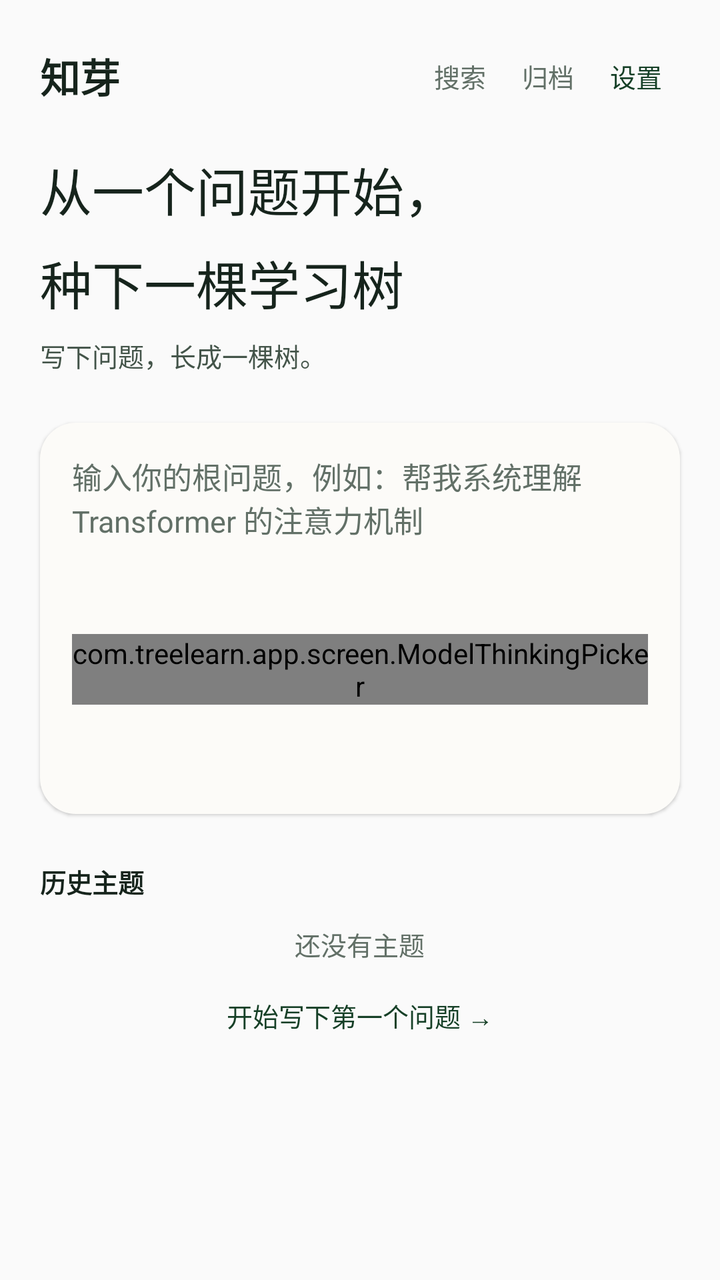
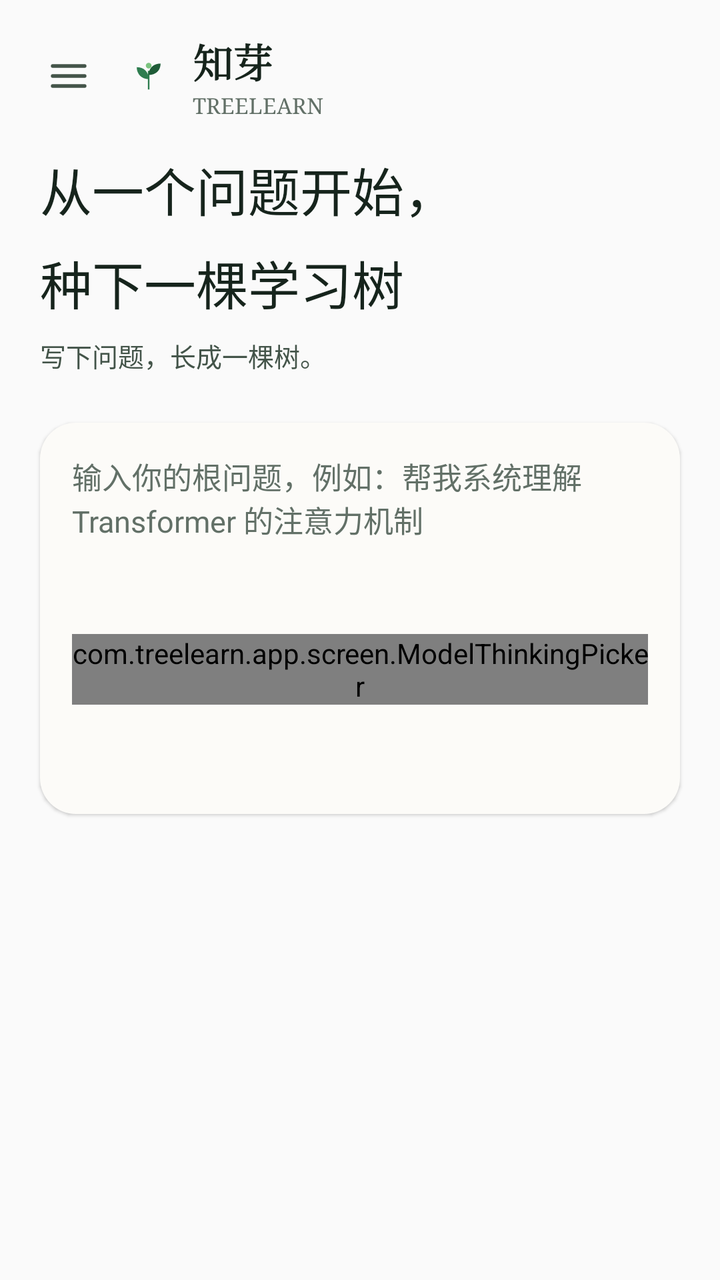

Compare the two renders of this Android layout. The source of the first and the diff that turns it into the second are given below.
<!-- AndroidManifest.xml: application theme Theme.TreeLearn -->
<!-- res/layout/screen_home_body.xml -->
<?xml version="1.0" encoding="utf-8"?>
<LinearLayout xmlns:android="http://schemas.android.com/apk/res/android"
    android:id="@+id/home_content"
        android:layout_width="match_parent"
        android:layout_height="wrap_content"
        android:orientation="vertical"
        android:paddingBottom="@dimen/space_s8">

        
        <LinearLayout
            android:id="@+id/home_appbar"
            android:layout_width="match_parent"
            android:layout_height="wrap_content"
            android:gravity="center_vertical"
            android:orientation="horizontal"
            android:paddingStart="@dimen/page_gutter"
            android:paddingTop="@dimen/space_s4"
            android:paddingEnd="@dimen/page_gutter">

            <TextView
                android:id="@+id/home_brand"
                android:layout_width="0dp"
                android:layout_height="wrap_content"
                android:layout_weight="1"
                android:text="@string/app_name"
                android:textColor="@color/tl_ink"
                android:textSize="@dimen/text_h1"
                android:textStyle="bold" />

            <Button
                android:id="@+id/home_search"
                android:layout_width="wrap_content"
                android:layout_height="@dimen/touch_min"
                android:background="?android:attr/selectableItemBackgroundBorderless"
                android:minWidth="@dimen/touch_min"
                android:text="@string/action_search"
                android:textColor="@color/tl_ink3"
                android:textSize="@dimen/text_sm" />

            <Button
                android:id="@+id/home_archived"
                android:layout_width="wrap_content"
                android:layout_height="@dimen/touch_min"
                android:background="?android:attr/selectableItemBackgroundBorderless"
                android:minWidth="@dimen/touch_min"
                android:text="@string/action_archived"
                android:textColor="@color/tl_ink3"
                android:textSize="@dimen/text_sm" />

            <Button
                android:id="@+id/home_settings"
                android:layout_width="wrap_content"
                android:layout_height="@dimen/touch_min"
                android:background="?android:attr/selectableItemBackgroundBorderless"
                android:minWidth="@dimen/touch_min"
                android:text="@string/action_settings"
                android:textColor="@color/tl_green_deep"
                android:textSize="@dimen/text_sm" />
        </LinearLayout>

        
        <LinearLayout
            android:id="@+id/home_hero"
            android:layout_width="match_parent"
            android:layout_height="wrap_content"
            android:orientation="vertical"
            android:paddingStart="@dimen/page_gutter"
            android:paddingTop="@dimen/space_s4"
            android:paddingEnd="@dimen/page_gutter"
            android:paddingBottom="@dimen/space_s6">

            <TextView
                android:id="@+id/home_hero_title"
                android:layout_width="match_parent"
                android:layout_height="wrap_content"
                android:lineSpacingMultiplier="1.25"
                android:text="@string/home_hero_title"
                android:textColor="@color/tl_ink"
                android:textSize="@dimen/text_display" />

            <TextView
                android:id="@+id/home_hero_sub"
                android:layout_width="match_parent"
                android:layout_height="wrap_content"
                android:layout_marginTop="@dimen/space_s2"
                android:text="@string/home_hero_sub"
                android:textColor="@color/tl_ink2"
                android:textSize="@dimen/text_sm" />
        </LinearLayout>

        
        <LinearLayout
            android:id="@+id/home_composer"
            android:layout_width="match_parent"
            android:layout_height="wrap_content"
            android:layout_marginStart="@dimen/page_gutter"
            android:layout_marginEnd="@dimen/page_gutter"
            android:background="@drawable/bg_card"
            android:elevation="@dimen/card_elevation"
            android:orientation="vertical"
            android:padding="@dimen/space_s4">

            <EditText
                android:id="@+id/home_draft"
                android:layout_width="match_parent"
                android:layout_height="wrap_content"
                android:background="@null"
                android:hint="@string/home_draft_hint"
                android:imeOptions="actionSend"
                android:inputType="textMultiLine|textCapSentences"
                android:minLines="2"
                android:textColor="@color/tl_ink"
                android:textColorHint="@color/tl_ink3"
                android:textSize="@dimen/text_body" />

            <LinearLayout
                android:layout_width="match_parent"
                android:layout_height="wrap_content"
                android:layout_marginTop="@dimen/space_s2"
                android:gravity="center_vertical"
                android:orientation="horizontal">

                <com.treelearn.app.screen.ModelThinkingPicker
                    android:id="@+id/home_model_chip"
                    android:layout_width="wrap_content"
                    android:layout_height="wrap_content" />

                <TextView
                    android:id="@+id/home_key_hint"
                    android:layout_width="wrap_content"
                    android:layout_height="wrap_content"
                    android:layout_marginStart="@dimen/space_s2"
                    android:background="@drawable/bg_pill"
                    android:backgroundTint="@color/tl_amber_soft"
                    android:clickable="true"
                    android:focusable="true"
                    android:paddingStart="@dimen/space_s3"
                    android:paddingTop="@dimen/space_s1"
                    android:paddingEnd="@dimen/space_s3"
                    android:paddingBottom="@dimen/space_s2"
                    android:text="@string/home_key_missing"
                    android:textColor="@color/tl_amber"
                    android:textSize="@dimen/text_cap" />

                <View
                    android:layout_width="0dp"
                    android:layout_height="1dp"
                    android:layout_weight="1" />

                <Button
                    android:id="@+id/home_send"
                    android:layout_width="wrap_content"
                    android:layout_height="@dimen/touch_min"
                    android:background="@drawable/bg_button_primary"
                    android:enabled="false"
                    android:minWidth="@dimen/touch_min"
                    android:text="@string/home_send"
                    android:textColor="@color/tl_surface"
                    android:textSize="@dimen/text_sm" />
            </LinearLayout>
        </LinearLayout>

        <TextView
            android:id="@+id/home_notice"
            android:layout_width="match_parent"
            android:layout_height="wrap_content"
            android:layout_marginStart="@dimen/page_gutter"
            android:layout_marginTop="@dimen/space_s3"
            android:layout_marginEnd="@dimen/page_gutter"
            android:textColor="@color/tl_red"
            android:textSize="@dimen/text_sm"
            android:visibility="gone" />

        <com.treelearn.app.screen.RecommendationMarquee
            android:id="@+id/home_recommendations"
            android:layout_width="match_parent"
            android:layout_height="wrap_content"
            android:layout_marginTop="@dimen/space_s4"
            android:visibility="gone" />

        <LinearLayout
            android:id="@+id/home_section"
            android:layout_width="match_parent"
            android:layout_height="wrap_content"
            android:gravity="center_vertical"
            android:orientation="horizontal"
            android:paddingStart="@dimen/page_gutter"
            android:paddingTop="@dimen/space_s6"
            android:paddingEnd="@dimen/page_gutter"
            android:paddingBottom="@dimen/space_s3">

            <TextView
                android:layout_width="wrap_content"
                android:layout_height="wrap_content"
                android:text="@string/home_section_topics"
                android:textColor="@color/tl_ink"
                android:textSize="@dimen/text_sm"
                android:textStyle="bold" />

            <TextView
                android:id="@+id/home_section_count"
                android:layout_width="wrap_content"
                android:layout_height="wrap_content"
                android:layout_marginStart="@dimen/space_s2"
                android:textColor="@color/tl_ink3"
                android:textSize="@dimen/text_cap" />
        </LinearLayout>

        <LinearLayout
            android:id="@+id/home_topics"
            android:layout_width="match_parent"
            android:layout_height="wrap_content"
            android:orientation="vertical"
            android:paddingStart="@dimen/page_gutter"
            android:paddingEnd="@dimen/page_gutter" />

        <TextView
            android:id="@+id/home_loading"
            android:layout_width="match_parent"
            android:layout_height="wrap_content"
            android:paddingStart="@dimen/page_gutter"
            android:paddingTop="@dimen/space_s3"
            android:paddingEnd="@dimen/page_gutter"
            android:text="@string/home_loading"
            android:textColor="@color/tl_ink3"
            android:textSize="@dimen/text_sm"
            android:visibility="gone" />

        <TextView
            android:id="@+id/home_error"
            android:layout_width="match_parent"
            android:layout_height="wrap_content"
            android:paddingStart="@dimen/page_gutter"
            android:paddingTop="@dimen/space_s3"
            android:paddingEnd="@dimen/page_gutter"
            android:text="@string/home_error"
            android:textColor="@color/tl_red"
            android:textSize="@dimen/text_sm"
            android:visibility="gone" />

        <LinearLayout
            android:id="@+id/home_empty"
            android:layout_width="match_parent"
            android:layout_height="wrap_content"
            android:gravity="center_horizontal"
            android:orientation="vertical"
            android:paddingStart="@dimen/page_gutter"
            android:paddingEnd="@dimen/page_gutter"
            android:paddingBottom="@dimen/space_s4">

            <TextView
                android:layout_width="wrap_content"
                android:layout_height="wrap_content"
                android:text="@string/home_empty_topics"
                android:textColor="@color/tl_ink3"
                android:textSize="@dimen/text_sm" />

            <Button
                android:id="@+id/home_empty_guide"
                android:layout_width="wrap_content"
                android:layout_height="@dimen/touch_min"
                android:layout_marginTop="@dimen/space_s1"
                android:background="?android:attr/selectableItemBackgroundBorderless"
                android:minWidth="@dimen/touch_min"
                android:text="@string/home_empty_guide"
                android:textColor="@color/tl_green_deep"
                android:textSize="@dimen/text_sm" />
        </LinearLayout>
    </LinearLayout>
<!-- resources referenced by this layout -->
<resources>
  <color name="tl_amber">#B05108</color>
  <color name="tl_amber_soft">#FBF3E2</color>
  <color name="tl_green_deep">#164027</color>
  <color name="tl_ink">#16241C</color>
  <color name="tl_ink2">#435449</color>
  <color name="tl_ink3">#627067</color>
  <color name="tl_red">#C0392B</color>
  <color name="tl_surface">#FCFBF8</color>
  <dimen name="card_elevation">1dp</dimen>
  <dimen name="page_gutter">20dp</dimen>
  <dimen name="space_s1">4dp</dimen>
  <dimen name="space_s2">8dp</dimen>
  <dimen name="space_s3">12dp</dimen>
  <dimen name="space_s4">16dp</dimen>
  <dimen name="space_s6">24dp</dimen>
  <dimen name="space_s8">32dp</dimen>
  <dimen name="text_body">15sp</dimen>
  <dimen name="text_cap">11sp</dimen>
  <dimen name="text_display">26sp</dimen>
  <dimen name="text_h1">20sp</dimen>
  <dimen name="text_sm">13sp</dimen>
  <dimen name="touch_min">44dp</dimen>
  <!-- drawable bg_card (drawable) -->
  <?xml version="1.0" encoding="utf-8"?>
  <shape xmlns:android="http://schemas.android.com/apk/res/android" android:shape="rectangle">
      <solid android:color="@color/tl_surface" />
      <corners android:radius="@dimen/radius_lg" />
  </shape>
  <!-- drawable bg_pill (drawable) -->
  <?xml version="1.0" encoding="utf-8"?>
  <shape xmlns:android="http://schemas.android.com/apk/res/android" android:shape="rectangle">
      <solid android:color="@color/tl_surface" />
      <corners android:radius="@dimen/radius_full" />
  </shape>
  <string name="action_archived">归档</string>
  <string name="action_search">搜索</string>
  <string name="action_settings">设置</string>
  <string name="app_name">知芽</string>
  <string name="home_draft_hint">输入你的根问题，例如：帮我系统理解 Transformer 的注意力机制</string>
  <string name="home_empty_guide">开始写下第一个问题 →</string>
  <string name="home_empty_topics">还没有主题</string>
  <string name="home_error">本机主题暂时读不出来，稍后重试即可。</string>
  <string name="home_hero_sub">写下问题，长成一棵树。</string>
  <string name="home_hero_title">从一个问题开始，\n种下一棵学习树</string>
  <string name="home_key_missing">未配置 Key</string>
  <string name="home_loading">正在读取本机主题…</string>
  <string name="home_section_topics">历史主题</string>
  <string name="home_send">发送</string>
  <color name="tl_line">#E2DFD6</color>
  <dimen name="radius_sm">8dp</dimen>
  <color name="tl_green">#2B6E45</color>
  <dimen name="radius_lg">18dp</dimen>
  <dimen name="radius_full">99dp</dimen>
  <color name="tl_bg">#F4F1EB</color>
  <!-- unchanged entries left out for length: 2 -->
</resources>

<!-- the commit's change to res/layout/screen_home_body.xml (unified diff, before → after) -->
@@ -17,45 +17,49 @@
             android:paddingTop="@dimen/space_s4"
             android:paddingEnd="@dimen/page_gutter">
 
-            <TextView
-                android:id="@+id/home_brand"
-                android:layout_width="0dp"
-                android:layout_height="wrap_content"
-                android:layout_weight="1"
-                android:text="@string/app_name"
-                android:textColor="@color/tl_ink"
-                android:textSize="@dimen/text_h1"
-                android:textStyle="bold" />
-
-            <Button
-                android:id="@+id/home_search"
+            <ImageView
+                android:id="@+id/home_drawer_button"
+                android:layout_width="@dimen/touch_min"
+                android:layout_height="@dimen/touch_min"
+                android:layout_marginStart="-8dp"
+                android:contentDescription="@string/cd_home_drawer"
+                android:scaleType="centerInside"
+                android:src="@drawable/ic_nav_menu"
+                android:tint="@color/tl_ink2" />
+
+            <ImageView
+                android:layout_width="28dp"
+                android:layout_height="28dp"
+                android:layout_marginStart="@dimen/space_s1"
+                android:importantForAccessibility="no"
+                android:src="@drawable/ic_launcher_foreground" />
+
+            <LinearLayout
                 android:layout_width="wrap_content"
-                android:layout_height="@dimen/touch_min"
-                android:background="?android:attr/selectableItemBackgroundBorderless"
-                android:minWidth="@dimen/touch_min"
-                android:text="@string/action_search"
-                android:textColor="@color/tl_ink3"
-                android:textSize="@dimen/text_sm" />
-
-            <Button
-                android:id="@+id/home_archived"
-                android:layout_width="wrap_content"
-                android:layout_height="@dimen/touch_min"
-                android:background="?android:attr/selectableItemBackgroundBorderless"
-                android:minWidth="@dimen/touch_min"
-                android:text="@string/action_archived"
-                android:textColor="@color/tl_ink3"
-                android:textSize="@dimen/text_sm" />
-
-            <Button
-                android:id="@+id/home_settings"
-                android:layout_width="wrap_content"
-                android:layout_height="@dimen/touch_min"
-                android:background="?android:attr/selectableItemBackgroundBorderless"
-                android:minWidth="@dimen/touch_min"
-                android:text="@string/action_settings"
-                android:textColor="@color/tl_green_deep"
-                android:textSize="@dimen/text_sm" />
+                android:layout_height="wrap_content"
+                android:layout_marginStart="@dimen/space_s2"
+                android:orientation="vertical">
+
+                <TextView
+                    android:id="@+id/home_brand"
+                    android:layout_width="wrap_content"
+                    android:layout_height="wrap_content"
+                    android:fontFamily="serif"
+                    android:text="@string/app_name"
+                    android:textColor="@color/tl_ink"
+                    android:textSize="@dimen/text_h1"
+                    android:textStyle="bold" />
+
+                <TextView
+                    android:id="@+id/home_brand_english"
+                    android:layout_width="wrap_content"
+                    android:layout_height="wrap_content"
+                    android:fontFamily="serif"
+                    android:importantForAccessibility="no"
+                    android:text="@string/home_brand_english"
+                    android:textColor="@color/tl_ink3"
+                    android:textSize="@dimen/text_cap" />
+            </LinearLayout>
         </LinearLayout>
 
         
@@ -87,6 +91,12 @@
                 android:textColor="@color/tl_ink2"
                 android:textSize="@dimen/text_sm" />
         </LinearLayout>
+
+        
+        <include
+            layout="@layout/home_heat_strip"
+            android:layout_width="match_parent"
+            android:layout_height="wrap_content" />
 
         
         <LinearLayout
@@ -125,6 +135,7 @@
                     android:layout_width="wrap_content"
                     android:layout_height="wrap_content" />
 
+                
                 <TextView
                     android:id="@+id/home_key_hint"
                     android:layout_width="wrap_content"
@@ -132,8 +143,6 @@
                     android:layout_marginStart="@dimen/space_s2"
                     android:background="@drawable/bg_pill"
                     android:backgroundTint="@color/tl_amber_soft"
-                    android:clickable="true"
-                    android:focusable="true"
                     android:paddingStart="@dimen/space_s3"
                     android:paddingTop="@dimen/space_s1"
                     android:paddingEnd="@dimen/space_s3"
@@ -171,99 +180,106 @@
             android:textSize="@dimen/text_sm"
             android:visibility="gone" />
 
+        
+        <LinearLayout
+            android:id="@+id/home_continue"
+            android:layout_width="match_parent"
+            android:layout_height="wrap_content"
+            android:layout_marginStart="@dimen/page_gutter"
+            android:layout_marginTop="@dimen/space_s4"
+            android:layout_marginEnd="@dimen/page_gutter"
+            android:background="@drawable/bg_card"
+            android:clickable="true"
+            android:elevation="@dimen/card_elevation"
+            android:focusable="true"
+            android:gravity="center_vertical"
+            android:minHeight="@dimen/touch_min"
+            android:orientation="horizontal"
+            android:paddingStart="@dimen/space_s4"
+            android:paddingTop="@dimen/space_s2"
+            android:paddingEnd="@dimen/space_s4"
+            android:paddingBottom="@dimen/space_s2"
+            android:visibility="gone">
+
+            <TextView
+                android:id="@+id/home_continue_label"
+                android:layout_width="wrap_content"
+                android:layout_height="wrap_content"
+                android:background="@drawable/bg_pill"
+                android:backgroundTint="@color/tl_green_soft"
+                android:importantForAccessibility="no"
+                android:paddingStart="@dimen/space_s2"
+                android:paddingTop="@dimen/space_s1"
+                android:paddingEnd="@dimen/space_s2"
+                android:paddingBottom="@dimen/space_s1"
+                android:text="@string/home_continue_label"
+                android:textColor="@color/tl_green_deep"
+                android:textSize="@dimen/text_cap" />
+
+            <TextView
+                android:id="@+id/home_continue_title"
+                android:layout_width="0dp"
+                android:layout_height="wrap_content"
+                android:layout_marginStart="@dimen/space_s3"
+                android:layout_weight="1"
+                android:ellipsize="end"
+                android:maxLines="1"
+                android:textColor="@color/tl_ink"
+                android:textSize="@dimen/text_body" />
+        </LinearLayout>
+
         <com.treelearn.app.screen.RecommendationMarquee
             android:id="@+id/home_recommendations"
             android:layout_width="match_parent"
             android:layout_height="wrap_content"
             android:layout_marginTop="@dimen/space_s4"
             android:visibility="gone" />
-
-        <LinearLayout
-            android:id="@+id/home_section"
-            android:layout_width="match_parent"
-            android:layout_height="wrap_content"
-            android:gravity="center_vertical"
-            android:orientation="horizontal"
-            android:paddingStart="@dimen/page_gutter"
-            android:paddingTop="@dimen/space_s6"
-            android:paddingEnd="@dimen/page_gutter"
-            android:paddingBottom="@dimen/space_s3">
-
-            <TextView
-                android:layout_width="wrap_content"
-                android:layout_height="wrap_content"
-                android:text="@string/home_section_topics"
-                android:textColor="@color/tl_ink"
-                android:textSize="@dimen/text_sm"
-                android:textStyle="bold" />
-
-            <TextView
-                android:id="@+id/home_section_count"
-                android:layout_width="wrap_content"
-                android:layout_height="wrap_content"
-                android:layout_marginStart="@dimen/space_s2"
-                android:textColor="@color/tl_ink3"
-                android:textSize="@dimen/text_cap" />
-        </LinearLayout>
-
-        <LinearLayout
-            android:id="@+id/home_topics"
-            android:layout_width="match_parent"
-            android:layout_height="wrap_content"
-            android:orientation="vertical"
-            android:paddingStart="@dimen/page_gutter"
-            android:paddingEnd="@dimen/page_gutter" />
-
-        <TextView
-            android:id="@+id/home_loading"
-            android:layout_width="match_parent"
-            android:layout_height="wrap_content"
-            android:paddingStart="@dimen/page_gutter"
-            android:paddingTop="@dimen/space_s3"
-            android:paddingEnd="@dimen/page_gutter"
-            android:text="@string/home_loading"
-            android:textColor="@color/tl_ink3"
-            android:textSize="@dimen/text_sm"
-            android:visibility="gone" />
-
-        <TextView
-            android:id="@+id/home_error"
-            android:layout_width="match_parent"
-            android:layout_height="wrap_content"
-            android:paddingStart="@dimen/page_gutter"
-            android:paddingTop="@dimen/space_s3"
-            android:paddingEnd="@dimen/page_gutter"
-            android:text="@string/home_error"
-            android:textColor="@color/tl_red"
-            android:textSize="@dimen/text_sm"
-            android:visibility="gone" />
-
-        <LinearLayout
-            android:id="@+id/home_empty"
-            android:layout_width="match_parent"
-            android:layout_height="wrap_content"
-            android:gravity="center_horizontal"
-            android:orientation="vertical"
-            android:paddingStart="@dimen/page_gutter"
-            android:paddingEnd="@dimen/page_gutter"
-            android:paddingBottom="@dimen/space_s4">
-
-            <TextView
-                android:layout_width="wrap_content"
-                android:layout_height="wrap_content"
-                android:text="@string/home_empty_topics"
-                android:textColor="@color/tl_ink3"
-                android:textSize="@dimen/text_sm" />
-
-            <Button
-                android:id="@+id/home_empty_guide"
-                android:layout_width="wrap_content"
-                android:layout_height="@dimen/touch_min"
-                android:layout_marginTop="@dimen/space_s1"
-                android:background="?android:attr/selectableItemBackgroundBorderless"
-                android:minWidth="@dimen/touch_min"
-                android:text="@string/home_empty_guide"
-                android:textColor="@color/tl_green_deep"
-                android:textSize="@dimen/text_sm" />
-        </LinearLayout>
     </LinearLayout>
+<!-- res/layout/home_heat_strip.xml (included above) -->
+<?xml version="1.0" encoding="utf-8"?>
+<LinearLayout xmlns:android="http://schemas.android.com/apk/res/android"
+    xmlns:tl="http://schemas.android.com/apk/res-auto"
+    android:id="@+id/home_heat_strip_card"
+    android:layout_width="match_parent"
+    android:layout_height="wrap_content"
+    android:layout_marginStart="@dimen/page_gutter"
+    android:layout_marginTop="@dimen/space_s4"
+    android:layout_marginEnd="@dimen/page_gutter"
+    android:background="@drawable/bg_card"
+    android:clickable="true"
+    android:focusable="true"
+    android:contentDescription="@string/home_heat_cd"
+    android:elevation="@dimen/card_elevation"
+    android:minHeight="@dimen/touch_min"
+    android:orientation="vertical"
+    android:padding="@dimen/space_s4"
+    android:visibility="gone">
+
+    <TextView
+        android:id="@+id/home_heat_streak"
+        android:layout_width="wrap_content"
+        android:layout_height="wrap_content"
+        android:textColor="@color/tl_ink"
+        android:textSize="@dimen/text_body"
+        android:textStyle="bold"
+        android:visibility="gone" />
+
+    <TextView
+        android:id="@+id/home_heat_empty"
+        android:layout_width="wrap_content"
+        android:layout_height="wrap_content"
+        android:text="@string/home_heat_empty"
+        android:textColor="@color/tl_ink3"
+        android:textSize="@dimen/text_sm" />
+
+    <com.treelearn.app.ui.HeatmapView
+        android:id="@+id/home_heat_cells"
+        android:layout_width="wrap_content"
+        android:layout_height="wrap_content"
+        android:layout_marginTop="@dimen/space_s2"
+        android:contentDescription="@string/home_heat_cells_cd"
+        android:visibility="gone"
+        tl:tl_columns="14"
+        tl:tl_mode="strip"
+        tl:tl_rows="1" />
+</LinearLayout>
<!-- resource entries referenced after the edit -->
@@ -3,6 +3,7 @@
   <color name="tl_amber">#B05108</color>
   <color name="tl_amber_soft">#FBF3E2</color>
   <color name="tl_green_deep">#164027</color>
+  <color name="tl_green_soft">#E3F0E7</color>
   <color name="tl_ink">#16241C</color>
   <color name="tl_ink2">#435449</color>
   <color name="tl_ink3">#627067</color>
@@ -34,19 +35,67 @@
       <solid android:color="@color/tl_surface" />
       <corners android:radius="@dimen/radius_full" />
   </shape>
-  <string name="action_archived">归档</string>
-  <string name="action_search">搜索</string>
-  <string name="action_settings">设置</string>
+  <!-- drawable ic_launcher_foreground (drawable) -->
+  <vector xmlns:android="http://schemas.android.com/apk/res/android"
+      android:width="108dp"
+      android:height="108dp"
+      android:viewportWidth="108"
+      android:viewportHeight="108">
+  
+      
+      <path
+          android:fillColor="#2E7D4F"
+          android:pathData="M52.5,80 L52.5,44 L55.5,44 L55.5,80 Z" />
+  
+      
+      <path
+          android:fillColor="#2E7D4F"
+          android:pathData="M54,60 C40,60 31,50 31,37 C45,37 54,46 54,60 Z" />
+  
+      
+      <path
+          android:fillColor="#1F5C38"
+          android:pathData="M54,52 C54,39 63,30 77,30 C77,43 68,52 54,52 Z" />
+  
+      
+      <path
+          android:fillColor="#7BC47F"
+          android:pathData="M54,34 m-5.5,0 a5.5,5.5 0 1,0 11,0 a5.5,5.5 0 1,0 -11,0" />
+  
+  </vector>
+  <!-- drawable ic_nav_menu (drawable) -->
+  <vector xmlns:android="http://schemas.android.com/apk/res/android"
+      android:width="24dp"
+      android:height="24dp"
+      android:viewportWidth="24"
+      android:viewportHeight="24">
+      <path
+          android:pathData="M4,7L20,7"
+          android:strokeColor="#FF212121"
+          android:strokeLineCap="round"
+          android:strokeWidth="1.8" />
+      <path
+          android:pathData="M4,12L20,12"
+          android:strokeColor="#FF212121"
+          android:strokeLineCap="round"
+          android:strokeWidth="1.8" />
+      <path
+          android:pathData="M4,17L20,17"
+          android:strokeColor="#FF212121"
+          android:strokeLineCap="round"
+          android:strokeWidth="1.8" />
+  </vector>
   <string name="app_name">知芽</string>
+  <string name="cd_home_drawer">打开菜单</string>
+  <string name="home_brand_english">TREELEARN</string>
+  <string name="home_continue_label">继续学习</string>
   <string name="home_draft_hint">输入你的根问题，例如：帮我系统理解 Transformer 的注意力机制</string>
-  <string name="home_empty_guide">开始写下第一个问题 →</string>
-  <string name="home_empty_topics">还没有主题</string>
-  <string name="home_error">本机主题暂时读不出来，稍后重试即可。</string>
+  <string name="home_heat_cd">最近 14 天学习热度，点按查看统计</string>
+  <string name="home_heat_cells_cd">最近 14 天学习热度格图</string>
+  <string name="home_heat_empty">还没有学习记录，从第一个问题开始吧</string>
   <string name="home_hero_sub">写下问题，长成一棵树。</string>
   <string name="home_hero_title">从一个问题开始，\n种下一棵学习树</string>
   <string name="home_key_missing">未配置 Key</string>
-  <string name="home_loading">正在读取本机主题…</string>
-  <string name="home_section_topics">历史主题</string>
   <string name="home_send">发送</string>
   <color name="tl_line">#E2DFD6</color>
   <dimen name="radius_sm">8dp</dimen>
